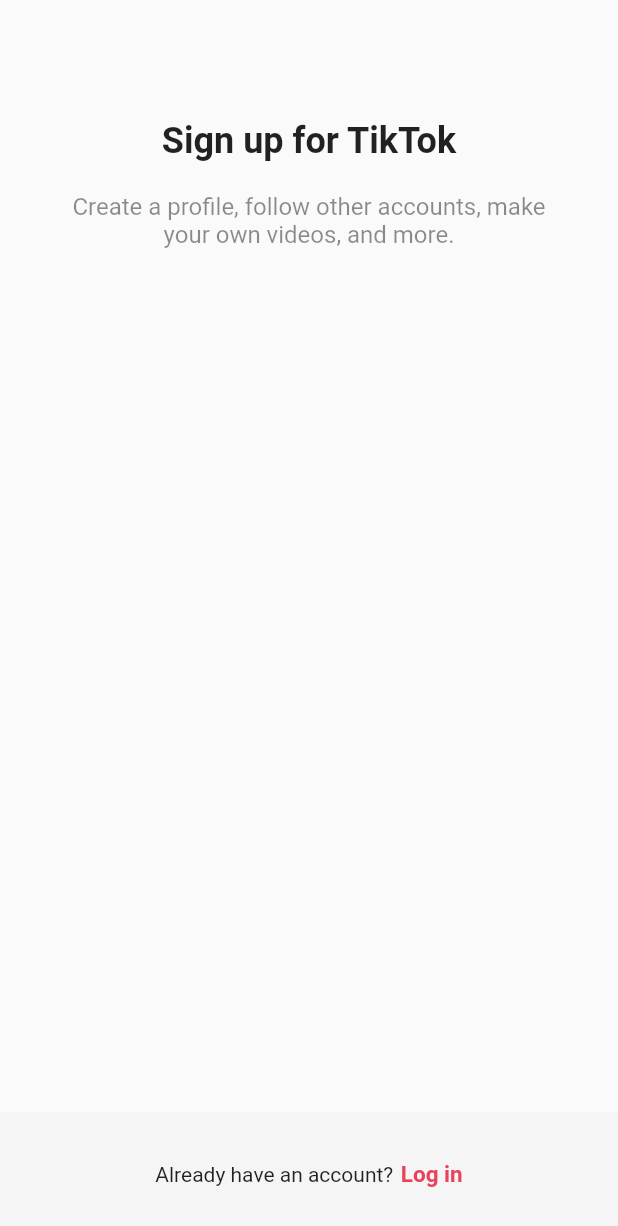
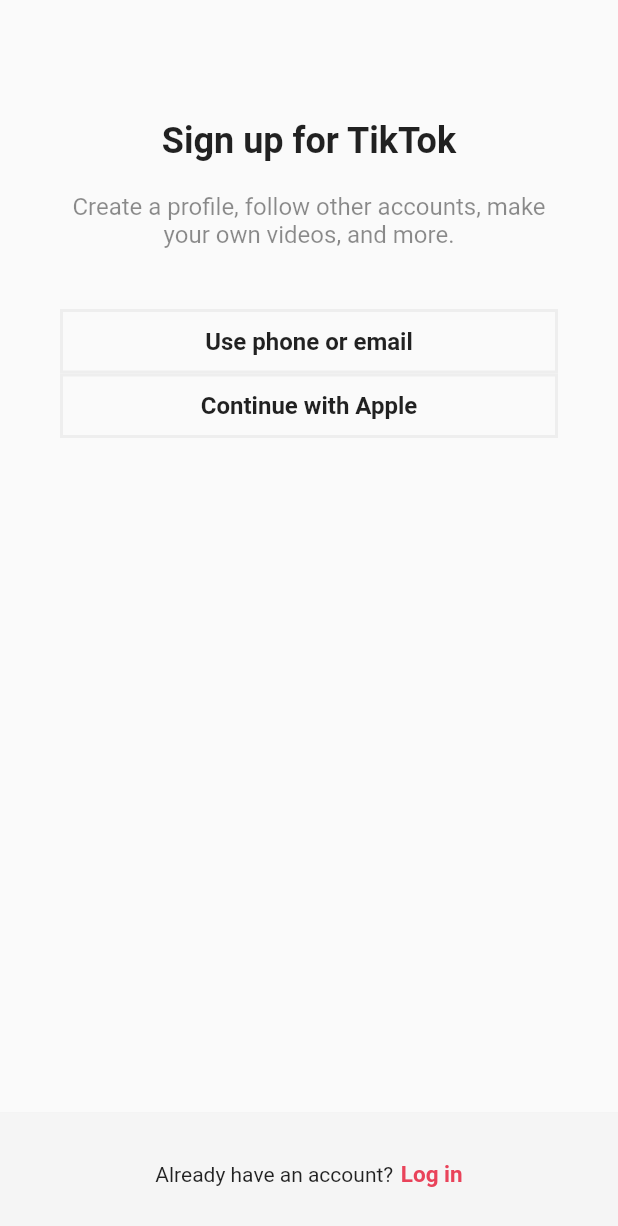
Before and after one commit to bhgong/TikTok_Clone, a Flutter app: the SignUpScreen screen opened directly, on a phone screen of 412 x 824 dp. Shown: the top 1226 px of the screen. Run offline on Flutter 3.47's test engine with Material 2 defaults, Android fonts, the phone set to English and light mode, and no system bars; statements that could not run were skipped.

```diff
--- a/lib/sign_up/sign_up_screen.dart
+++ b/lib/features/authentication/sign_up_screen.dart
@@ -1,9 +1,19 @@
 import 'package:flutter/material.dart';
 import 'package:tiktok_clone/constants/gaps.dart';
 import 'package:tiktok_clone/constants/sizes.dart';
+import 'package:tiktok_clone/features/authentication/login_screen.dart';
+import 'package:tiktok_clone/features/authentication/widgets/auth_button.dart';
 
 class SignUpScreen extends StatelessWidget {
   const SignUpScreen({super.key});
+
+  void onLoginTap(BuildContext context) {
+    Navigator.of(context).push(
+      MaterialPageRoute(
+        builder: (context) => const LoginScreen(),
+      ),
+    );
+  }
 
   @override
   Widget build(BuildContext context) {
@@ -32,6 +42,9 @@ class SignUpScreen extends StatelessWidget {
                 ),
                 textAlign: TextAlign.center,
               ),
+              Gaps.v40,
+              AuthButton(text: "Use phone or email"),
+              AuthButton(text: "Continue with Apple"),
             ],
           ),
         ),
@@ -46,12 +59,15 @@ class SignUpScreen extends StatelessWidget {
             children: [
               const Text('Already have an account?'),
               Gaps.h5,
-              Text(
-                'Log in',
-                style: TextStyle(
-                  fontSize: 15,
-                  fontWeight: FontWeight.w600,
-                  color: Theme.of(context).primaryColor,
+              GestureDetector(
+                onTap: () => onLoginTap(context),
+                child: Text(
+                  'Log in',
+                  style: TextStyle(
+                    fontSize: 15,
+                    fontWeight: FontWeight.w600,
+                    color: Theme.of(context).primaryColor,
+                  ),
                 ),
               ),
             ],
--- /dev/null
+++ b/lib/features/authentication/widgets/auth_button.dart
@@ -0,0 +1,37 @@
+import 'package:flutter/material.dart';
+import 'package:tiktok_clone/constants/sizes.dart';
+
+class AuthButton extends StatelessWidget {
+  final String text;
+
+  const AuthButton({
+    super.key,
+    required this.text,
+  });
+
+  @override
+  Widget build(BuildContext context) {
+    return FractionallySizedBox(
+      widthFactor: 1,
+      child: Container(
+        padding: const EdgeInsets.symmetric(
+          vertical: Sizes.size10,
+        ),
+        decoration: BoxDecoration(
+          border: Border.all(
+            color: Colors.grey.shade200,
+            width: Sizes.size2,
+          ),
+        ),
+        child: Text(
+          text,
+          style: const TextStyle(
+            fontSize: Sizes.size16,
+            fontWeight: FontWeight.w600,
+          ),
+          textAlign: TextAlign.center,
+        ),
+      ),
+    );
+  }
+}
```
Also changed, not shown: lib/features/authentication/login_screen.dart (added, +70 -0 lines).
